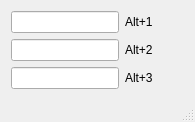
The window that mainwindow.ui (efevans/EZmote) describes before a commit, drawn with Qt 5.
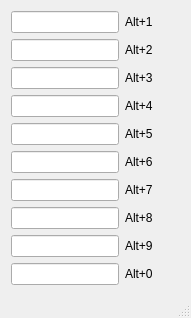
The same window after the commit. Custom widgets are drawn as their Qt base class.

Commit message:
Added in missing lineedits for UI + connections
Still need to properly answer native events so correct hotkeys
correspond to correct strings

The edit to the form file:
```diff
--- a/mainwindow.ui
+++ b/mainwindow.ui
@@ -6,8 +6,8 @@
    <rect>
     <x>0</x>
     <y>0</y>
-    <width>195</width>
-    <height>110</height>
+    <width>191</width>
+    <height>292</height>
    </rect>
   </property>
   <property name="windowTitle">
@@ -45,6 +45,76 @@
       </property>
      </widget>
     </item>
+    <item row="3" column="0">
+     <widget class="QLineEdit" name="alt4"/>
+    </item>
+    <item row="4" column="0">
+     <widget class="QLineEdit" name="alt5"/>
+    </item>
+    <item row="5" column="0">
+     <widget class="QLineEdit" name="alt6"/>
+    </item>
+    <item row="6" column="0">
+     <widget class="QLineEdit" name="alt7"/>
+    </item>
+    <item row="7" column="0">
+     <widget class="QLineEdit" name="alt8"/>
+    </item>
+    <item row="8" column="0">
+     <widget class="QLineEdit" name="alt9"/>
+    </item>
+    <item row="9" column="0">
+     <widget class="QLineEdit" name="alt0"/>
+    </item>
+    <item row="3" column="1">
+     <widget class="QLabel" name="labelAlt4">
+      <property name="text">
+       <string>Alt+4</string>
+      </property>
+     </widget>
+    </item>
+    <item row="4" column="1">
+     <widget class="QLabel" name="labelAlt5">
+      <property name="text">
+       <string>Alt+5</string>
+      </property>
+     </widget>
+    </item>
+    <item row="5" column="1">
+     <widget class="QLabel" name="labelAlt6">
+      <property name="text">
+       <string>Alt+6</string>
+      </property>
+     </widget>
+    </item>
+    <item row="6" column="1">
+     <widget class="QLabel" name="labelAlt7">
+      <property name="text">
+       <string>Alt+7</string>
+      </property>
+     </widget>
+    </item>
+    <item row="7" column="1">
+     <widget class="QLabel" name="labelAlt8">
+      <property name="text">
+       <string>Alt+8</string>
+      </property>
+     </widget>
+    </item>
+    <item row="8" column="1">
+     <widget class="QLabel" name="labelAlt9">
+      <property name="text">
+       <string>Alt+9</string>
+      </property>
+     </widget>
+    </item>
+    <item row="9" column="1">
+     <widget class="QLabel" name="labelAlt0">
+      <property name="text">
+       <string>Alt+0</string>
+      </property>
+     </widget>
+    </item>
    </layout>
   </widget>
   <widget class="QStatusBar" name="statusBar"/>
```
The commit also changes 1 other file.
